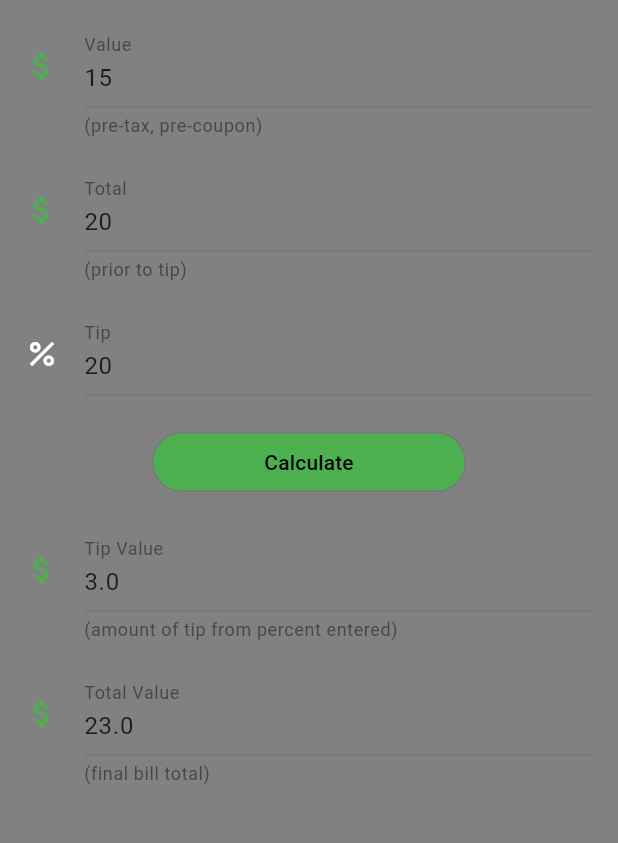
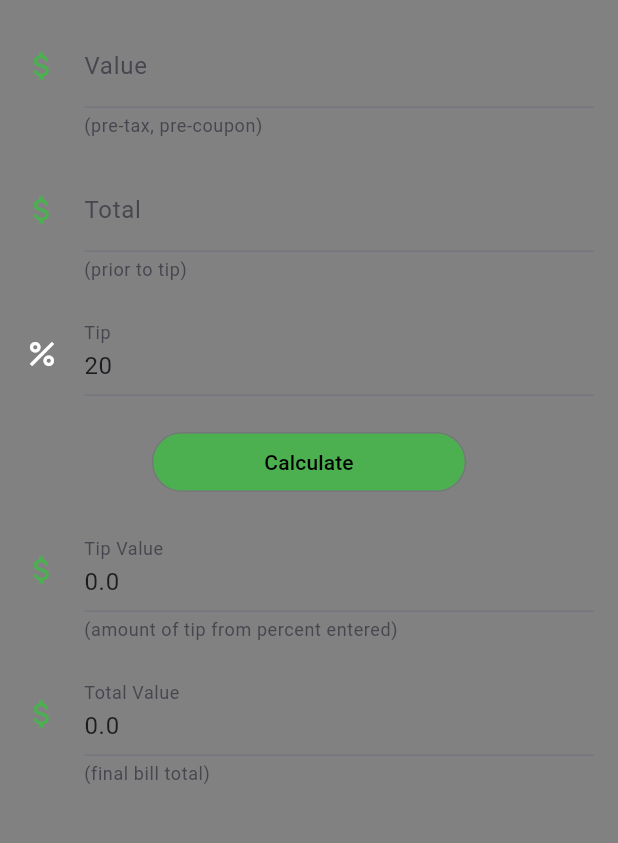
Before and after one commit to ECMessina/tip_calc, a Flutter app: the screen it shows after launch, after a tap on "Calculate", on a phone screen of 412 x 824 dp, the part 84-927 px from its top. Run offline on Flutter 3.47's test engine with Material 3 defaults, Android fonts, the phone set to English and light mode, and no system bars.

Commit message:
Implemented functionality of CalculateButton

```diff
--- a/lib/calculate_button.dart
+++ b/lib/calculate_button.dart
@@ -1,7 +1,9 @@
 import 'package:flutter/material.dart';
 
 class CalculateButton extends StatelessWidget {
-  const CalculateButton({super.key});
+  const CalculateButton({super.key, required this.onPressed});
+
+  final Function() onPressed;
 
   @override
   Widget build(BuildContext context) {
@@ -15,7 +17,7 @@ class CalculateButton extends StatelessWidget {
         ),
         backgroundColor: MaterialStateProperty.all(Colors.green),
       ),
-      onPressed: () {},
+      onPressed: onPressed,
       child: const Text(
         'Calculate',
         style: TextStyle(
--- a/lib/data_screen.dart
+++ b/lib/data_screen.dart
@@ -4,20 +4,38 @@ import 'package:tip_calc/amount_selector.dart';
 import 'package:tip_calc/output_amount.dart';
 import 'package:tip_calc/percent_selector.dart';
 
-class DataScreen extends StatelessWidget {
+class DataScreen extends StatefulWidget {
   const DataScreen({super.key});
 
   @override
+  State<DataScreen> createState() => _DataScreenState();
+}
+
+int defaultPercentTip = 20;
+
+class _DataScreenState extends State<DataScreen> {
+  final TextEditingController valueController = TextEditingController();
+  final TextEditingController totalController = TextEditingController();
+  final TextEditingController tipPercentageController = TextEditingController(text: defaultPercentTip.toString());
+  final TextEditingController tipValueController = TextEditingController();
+  final TextEditingController totalValueController = TextEditingController();
+
+  void tipCalc() {
+    double valueCheck = double.tryParse(valueController.text) ?? 0;
+    double totalCheck = double.tryParse(totalController.text) ?? 0;
+    int tipPercentCheck = int.tryParse(tipPercentageController.text) ?? 0;
+
+    double tipValue = valueCheck * tipPercentCheck / 100;
+    double totalValue = totalCheck + tipValue;
+
+    setState(() {
+      tipValueController.text = tipValue.toString();
+      totalValueController.text = totalValue.toString();
+    });
+  }
+
+  @override
   Widget build(BuildContext context) {
-    TextEditingController valueController = TextEditingController(text: 15.toString());
-    TextEditingController totalController = TextEditingController(text: 20.toString());
-    int defaultTipPercentage = 20;
-    TextEditingController tipPercentageController = TextEditingController(text: defaultTipPercentage.toString());
-    double tipValue = 15 * defaultTipPercentage / 100;
-    TextEditingController tipValueController = TextEditingController(text: tipValue.toString());
-    double totalValue = 20 + tipValue;
-    TextEditingController totalValueController = TextEditingController(text: totalValue.toString());
-
     return Padding(
       padding: const EdgeInsets.all(16.0),
       child: Column(
@@ -45,7 +63,9 @@ class DataScreen extends StatelessWidget {
           const SizedBox(
             height: 20,
           ),
-          const CalculateButton(),
+          CalculateButton(
+            onPressed: tipCalc,
+          ),
           const SizedBox(
             height: 20,
           ),
```
